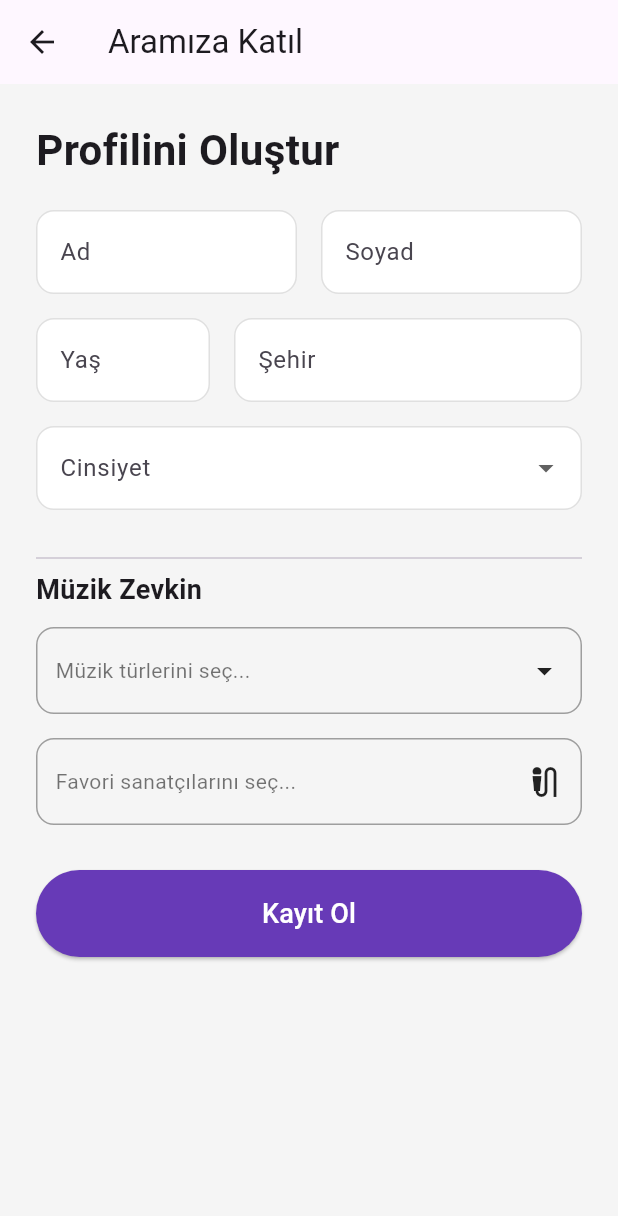
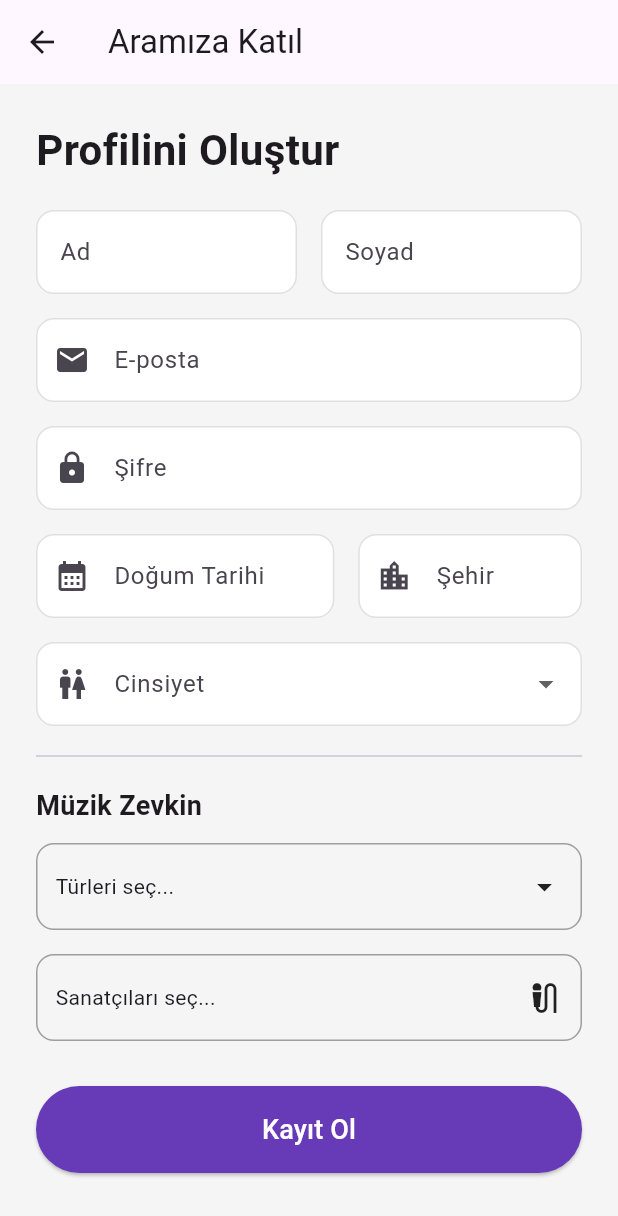
Before and after one commit to kaannarslan/tunematch, a Flutter app: the screen it shows after launch, after a tap on "Giriş Yap", after a tap on "Kayıt Ol", on a phone screen of 412 x 824 dp. Shown: the top 1216 px of the screen. Run offline on Flutter 3.47's test engine with Material 3 defaults, Android fonts, the phone set to English and light mode, and no system bars; our stand-ins replace flutter_card_swiper.

Commit message:
UI backende bağlandı

```diff
--- a/04_UI/flutter_application_1/lib/data/mock_data.dart
+++ b/04_UI/flutter_application_1/lib/data/mock_data.dart
@@ -6,7 +6,7 @@ final List<UserProfile> mockUsers = [
     id: '1',
     firstName: 'Melis',
     lastName: 'Yılmaz',
-    age: 24,
+    birthDate: '1999-05-20',
     city: 'İstanbul',
     gender: 'Kadın',
     favoriteGenres: ['Indie Rock', 'Alternatif'],
@@ -18,7 +18,7 @@ final List<UserProfile> mockUsers = [
     id: '2',
     firstName: 'Can',
     lastName: 'Demir',
-    age: 27,
+    birthDate: '1996-11-14',
     city: 'Ankara',
     gender: 'Erkek',
     favoriteGenres: ['Techno', 'Deep House'],
@@ -30,7 +30,7 @@ final List<UserProfile> mockUsers = [
     id: '3',
     firstName: 'Zeynep',
     lastName: 'Kaya',
-    age: 22,
+    birthDate: '2001-02-10',
     city: 'İzmir',
     gender: 'Kadın',
     favoriteGenres: ['Pop', 'R&B'],
--- a/04_UI/flutter_application_1/lib/screens/login_screen.dart
+++ b/04_UI/flutter_application_1/lib/screens/login_screen.dart
@@ -1,4 +1,5 @@
 import 'package:flutter/material.dart';
+import '../services/api_service.dart';
 import 'match_screen.dart';
 import 'register_screen.dart';
 
@@ -13,16 +14,35 @@ class _LoginScreenState extends State<LoginScreen> {
   final _formKey = GlobalKey<FormState>();
   final TextEditingController _emailController = TextEditingController();
   final TextEditingController _passwordController = TextEditingController();
+  bool _isLoading = false;
 
-  void _login() {
+  void _login() async {
     if (_formKey.currentState!.validate()) {
-      // BURASI İLERİDE DATABASE BAĞLANTISI OLACAK YER
-      // Şimdilik sadece format doğruysa giriş yapılmış sayıyoruz.
+      setState(() => _isLoading = true);
+
+      // Backend'e istek atıyoruz
+      final result = await ApiService.login(
+        _emailController.text,
+        _passwordController.text,
+      );
+
+      setState(() => _isLoading = false);
+
+      if (result['success']) {
+        // Giriş Başarılı
+        debugPrint("Giriş yapan kullanıcı verisi: ${result['data']}");
 
         Navigator.pushReplacement(
           context,
           MaterialPageRoute(builder: (context) => const MatchScreen()),
         );
+      } else {
+        // Hata Mesajı
+        ScaffoldMessenger.of(context).showSnackBar(
+          SnackBar(
+              content: Text(result['message']), backgroundColor: Colors.red),
+        );
+      }
     }
   }
 
@@ -38,81 +58,55 @@ class _LoginScreenState extends State<LoginScreen> {
               mainAxisAlignment: MainAxisAlignment.center,
               crossAxisAlignment: CrossAxisAlignment.stretch,
               children: [
-                const Text(
-                  "Tekrar Hoşgeldin,",
-                  style: TextStyle(fontSize: 32, fontWeight: FontWeight.bold),
-                ),
-                const Text(
-                  "Müzik ruhun gıdasıdır, hadi içeri girelim.",
-                  style: TextStyle(fontSize: 16, color: Colors.grey),
-                ),
+                const Text("Tekrar Hoşgeldin,",
+                    style:
+                        TextStyle(fontSize: 32, fontWeight: FontWeight.bold)),
                 const SizedBox(height: 40),
-
-                // Email Alanı
                 TextFormField(
                   controller: _emailController,
                   keyboardType: TextInputType.emailAddress,
                   decoration: const InputDecoration(
                       labelText: "E-posta",
                       prefixIcon: Icon(Icons.email_outlined),
-                    border: OutlineInputBorder(),
-                  ),
-                  validator: (value) {
-                    if (value == null || value.isEmpty)
-                      return 'Lütfen e-posta giriniz';
-                    if (!value.contains('@'))
-                      return 'Geçerli bir e-posta giriniz';
-                    return null;
-                  },
+                      border: OutlineInputBorder()),
+                  validator: (v) => (v == null || !v.contains('@'))
+                      ? 'Geçerli e-posta giriniz'
+                      : null,
                 ),
                 const SizedBox(height: 16),
-
-                // Şifre Alanı
                 TextFormField(
                   controller: _passwordController,
                   obscureText: true,
                   decoration: const InputDecoration(
                       labelText: "Şifre",
                       prefixIcon: Icon(Icons.lock_outline),
-                    border: OutlineInputBorder(),
-                  ),
-                  validator: (value) {
-                    if (value == null || value.length < 6)
-                      return 'Şifre en az 6 karakter olmalı';
-                    return null;
-                  },
+                      border: OutlineInputBorder()),
+                  validator: (v) => (v == null || v.length < 6)
+                      ? 'Şifre en az 6 karakter olmalı'
+                      : null,
                 ),
                 const SizedBox(height: 24),
-
-                // Giriş Butonu
                 ElevatedButton(
-                  onPressed: _login,
+                  onPressed: _isLoading ? null : _login,
                   style: ElevatedButton.styleFrom(
                     backgroundColor: Colors.deepPurple,
                     foregroundColor: Colors.white,
                     padding: const EdgeInsets.symmetric(vertical: 16),
-                    shape: RoundedRectangleBorder(
-                      borderRadius: BorderRadius.circular(12),
                   ),
-                  ),
-                  child:
-                      const Text("Giriş Yap", style: TextStyle(fontSize: 18)),
+                  child: _isLoading
+                      ? const CircularProgressIndicator(color: Colors.white)
+                      : const Text("Giriş Yap", style: TextStyle(fontSize: 18)),
                 ),
                 const SizedBox(height: 16),
-
-                // Kayıt Ol Yönlendirmesi
                 Row(
                   mainAxisAlignment: MainAxisAlignment.center,
                   children: [
                     const Text("Hesabın yok mu?"),
                     TextButton(
-                      onPressed: () {
-                        Navigator.push(
+                      onPressed: () => Navigator.push(
                           context,
                           MaterialPageRoute(
-                              builder: (context) => const RegisterScreen()),
-                        );
-                      },
+                              builder: (context) => const RegisterScreen())),
                       child: const Text("Kayıt Ol"),
                     ),
                   ],
--- a/04_UI/flutter_application_1/lib/screens/register_screen.dart
+++ b/04_UI/flutter_application_1/lib/screens/register_screen.dart
@@ -1,4 +1,5 @@
 import 'package:flutter/material.dart';
+import '../services/api_service.dart';
 import 'match_screen.dart';
 
 class RegisterScreen extends StatefulWidget {
@@ -11,19 +12,22 @@ class RegisterScreen extends StatefulWidget {
 class _RegisterScreenState extends State<RegisterScreen> {
   final _formKey = GlobalKey<FormState>();
 
+  // Controllerlar
   final _firstNameController = TextEditingController();
   final _lastNameController = TextEditingController();
-  final _ageController = TextEditingController();
+  final _emailController = TextEditingController(); // Eklendi
+  final _passwordController = TextEditingController(); // Eklendi
+  final _birthDateController = TextEditingController();
   final _cityController = TextEditingController();
 
+  // Seçimler
   String? _selectedGender;
   final List<String> _genders = ['Kadın', 'Erkek', 'Belirtmek İstemiyorum'];
-
-  // --- SEÇİLENLERİ TUTACAK LİSTELER ---
   List<String> _selectedGenres = [];
   List<String> _selectedArtists = [];
+  bool _isLoading = false;
 
-  // --- ÖRNEK VERİ HAVUZU (Gerçekte API'den gelebilir) ---
+  // Veri Havuzları
   final List<String> _allGenres = [
     'Rock',
     'Pop',
@@ -36,7 +40,6 @@ class _RegisterScreenState extends State<RegisterScreen> {
     'R&B',
     'Arabesk'
   ];
-
   final List<String> _allArtists = [
     'The Weeknd',
     'Arctic Monkeys',
@@ -45,21 +48,40 @@ class _RegisterScreenState extends State<RegisterScreen> {
     'Taylor Swift',
     'Duman',
     'Ezhel',
-    'Metallica',
-    'Tarkan',
-    'Daft Punk'
+    'Metallica'
   ];
 
-  // --- ÇOKLU SEÇİM PENCERESİ FONKSİYONU ---
+  // --- TARİH SEÇİCİ (Manuel Formatlama ile) ---
+  Future<void> _selectDate(BuildContext context) async {
+    final DateTime? picked = await showDialog(
+      context: context,
+      builder: (context) {
+        return DatePickerDialog(
+          initialDate: DateTime(2000),
+          firstDate: DateTime(1950),
+          lastDate: DateTime.now(),
+        );
+      },
+    );
+
+    if (picked != null) {
+      // YYYY-MM-DD Formatı (intl paketi olmadan)
+      String formattedDate =
+          "${picked.year}-${picked.month.toString().padLeft(2, '0')}-${picked.day.toString().padLeft(2, '0')}";
+      setState(() {
+        _birthDateController.text = formattedDate;
+      });
+    }
+  }
+
+  // --- ÇOKLU SEÇİM PENCERESİ ---
   void _showMultiSelectDialog(String title, List<String> items,
       List<String> selectedItems, Function(List<String>) onConfirm) async {
-    final List<String> tempSelected = List.from(selectedItems); // Geçici liste
-
+    final List<String> tempSelected = List.from(selectedItems);
     await showDialog(
       context: context,
       builder: (BuildContext context) {
         return StatefulBuilder(
-          // Dialog içinde state değişimi için gerekli
           builder: (context, setState) {
             return AlertDialog(
               title: Text("$title Seç"),
@@ -77,11 +99,10 @@ class _RegisterScreenState extends State<RegisterScreen> {
                       activeColor: Colors.deepPurple,
                       onChanged: (bool? value) {
                         setState(() {
-                          if (value == true) {
+                          if (value == true)
                             tempSelected.add(item);
-                          } else {
+                          else
                             tempSelected.remove(item);
-                          }
                         });
                       },
                     );
@@ -91,15 +112,13 @@ class _RegisterScreenState extends State<RegisterScreen> {
               actions: [
                 TextButton(
                     child: const Text("İptal"),
-                  onPressed: () => Navigator.pop(context),
-                ),
+                    onPressed: () => Navigator.pop(context)),
                 ElevatedButton(
                     child: const Text("Kaydet"),
                     onPressed: () {
-                    onConfirm(tempSelected); // Seçimleri ana ekrana gönder
+                      onConfirm(tempSelected);
                       Navigator.pop(context);
-                  },
-                ),
+                    }),
               ],
             );
           },
@@ -108,22 +127,42 @@ class _RegisterScreenState extends State<RegisterScreen> {
     );
   }
 
-  void _register() {
+  void _register() async {
     if (_formKey.currentState!.validate()) {
       if (_selectedGenres.isEmpty || _selectedArtists.isEmpty) {
         ScaffoldMessenger.of(context).showSnackBar(
-          const SnackBar(
-              content: Text("Lütfen en az bir müzik türü ve sanatçı seçin.")),
-        );
+            const SnackBar(content: Text("Lütfen müzik zevkinizi seçin.")));
         return;
       }
 
-      // Kayıt başarılı
+      setState(() => _isLoading = true);
+
+      final userData = {
+        "name": _firstNameController.text,
+        "surname": _lastNameController.text,
+        "email": _emailController.text,
+        "password": _passwordController.text,
+        "birth_date": _birthDateController.text, // YYYY-MM-DD
+        "sex": _selectedGender,
+        "city": _cityController.text,
+        // Not: Genre ve Artist backend'e şu an gönderilmiyor, backend güncellenince buraya eklenecek
+      };
+
+      final result = await ApiService.register(userData);
+
+      setState(() => _isLoading = false);
+
+      if (result['success']) {
+        ScaffoldMessenger.of(context)
+            .showSnackBar(const SnackBar(content: Text("Kayıt Başarılı!")));
         Navigator.pushAndRemoveUntil(
             context,
             MaterialPageRoute(builder: (context) => const MatchScreen()),
-        (route) => false,
-      );
+            (route) => false);
+      } else {
+        ScaffoldMessenger.of(context).showSnackBar(SnackBar(
+            content: Text(result['message']), backgroundColor: Colors.red));
+      }
     }
   }
 
@@ -144,7 +183,7 @@ class _RegisterScreenState extends State<RegisterScreen> {
                         TextStyle(fontSize: 28, fontWeight: FontWeight.bold)),
                 const SizedBox(height: 20),
 
-                // Ad - Soyad
+                // AD - SOYAD
                 Row(
                   children: [
                     Expanded(
@@ -165,53 +204,81 @@ class _RegisterScreenState extends State<RegisterScreen> {
                 ),
                 const SizedBox(height: 16),
 
-                // Yaş - Şehir
+                // EMAIL - ŞİFRE
+                TextFormField(
+                    controller: _emailController,
+                    decoration: const InputDecoration(
+                        labelText: "E-posta",
+                        prefixIcon: Icon(Icons.email),
+                        border: OutlineInputBorder()),
+                    validator: (v) => v!.isEmpty ? "Zorunlu" : null),
+                const SizedBox(height: 16),
+                TextFormField(
+                    controller: _passwordController,
+                    obscureText: true,
+                    decoration: const InputDecoration(
+                        labelText: "Şifre",
+                        prefixIcon: Icon(Icons.lock),
+                        border: OutlineInputBorder()),
+                    validator: (v) =>
+                        v!.length < 6 ? "En az 6 karakter" : null),
+                const SizedBox(height: 16),
+
+                // TARİH - ŞEHİR
                 Row(
                   children: [
                     Expanded(
+                        flex: 4,
                         child: TextFormField(
-                            controller: _ageController,
-                            keyboardType: TextInputType.number,
+                            controller: _birthDateController,
+                            readOnly: true,
+                            onTap: () => _selectDate(context),
                             decoration: const InputDecoration(
-                                labelText: "Yaş", border: OutlineInputBorder()),
+                                labelText: "Doğum Tarihi",
+                                prefixIcon: Icon(Icons.calendar_month),
+                                border: OutlineInputBorder()),
                             validator: (v) => v!.isEmpty ? "Zorunlu" : null)),
                     const SizedBox(width: 16),
                     Expanded(
-                        flex: 2,
+                        flex: 3,
                         child: TextFormField(
                             controller: _cityController,
                             decoration: const InputDecoration(
                                 labelText: "Şehir",
+                                prefixIcon: Icon(Icons.location_city),
                                 border: OutlineInputBorder()),
                             validator: (v) => v!.isEmpty ? "Zorunlu" : null)),
                   ],
                 ),
                 const SizedBox(height: 16),
 
-                // Cinsiyet
+                // CİNSİYET
                 DropdownButtonFormField<String>(
                   value: _selectedGender,
                   decoration: const InputDecoration(
-                      labelText: "Cinsiyet", border: OutlineInputBorder()),
+                      labelText: "Cinsiyet",
+                      prefixIcon: Icon(Icons.wc),
+                      border: OutlineInputBorder()),
                   items: _genders
                       .map((g) => DropdownMenuItem(value: g, child: Text(g)))
                       .toList(),
                   onChanged: (v) => setState(() => _selectedGender = v),
+                  validator: (v) => v == null ? "Seçiniz" : null,
                 ),
-                const SizedBox(height: 24),
 
-                const Divider(),
+                const Divider(height: 40),
                 const Text("Müzik Zevkin",
                     style:
                         TextStyle(fontSize: 18, fontWeight: FontWeight.bold)),
                 const SizedBox(height: 12),
 
-                // --- MÜZİK TÜRÜ SEÇİM ALANI ---
+                // TÜR SEÇİMİ
                 InkWell(
                   onTap: () => _showMultiSelectDialog(
-                      "Müzik Türü", _allGenres, _selectedGenres, (list) {
-                    setState(() => _selectedGenres = list);
-                  }),
+                      "Müzik Türü",
+                      _allGenres,
+                      _selectedGenres,
+                      (list) => setState(() => _selectedGenres = list)),
                   child: Container(
                     padding: const EdgeInsets.symmetric(
                         horizontal: 12, vertical: 16),
@@ -222,14 +289,11 @@ class _RegisterScreenState extends State<RegisterScreen> {
                       mainAxisAlignment: MainAxisAlignment.spaceBetween,
                       children: [
                         Expanded(
-                          child: _selectedGenres.isEmpty
-                              ? const Text("Müzik türlerini seç...",
-                                  style: TextStyle(color: Colors.black54))
-                              : Text(_selectedGenres.join(", "),
-                                  style: const TextStyle(
-                                      fontWeight: FontWeight.bold),
-                                  overflow: TextOverflow.ellipsis),
-                        ),
+                            child: Text(
+                                _selectedGenres.isEmpty
+                                    ? "Türleri seç..."
+                                    : _selectedGenres.join(", "),
+                                overflow: TextOverflow.ellipsis)),
                         const Icon(Icons.arrow_drop_down),
                       ],
                     ),
@@ -237,12 +301,13 @@ class _RegisterScreenState extends State<RegisterScreen> {
                 ),
                 const SizedBox(height: 16),
 
-                // --- SANATÇI SEÇİM ALANI ---
+                // SANATÇI SEÇİMİ
                 InkWell(
                   onTap: () => _showMultiSelectDialog(
-                      "Sanatçı", _allArtists, _selectedArtists, (list) {
-                    setState(() => _selectedArtists = list);
-                  }),
+                      "Sanatçı",
+                      _allArtists,
+                      _selectedArtists,
+                      (list) => setState(() => _selectedArtists = list)),
                   child: Container(
                     padding: const EdgeInsets.symmetric(
                         horizontal: 12, vertical: 16),
@@ -253,14 +318,11 @@ class _RegisterScreenState extends State<RegisterScreen> {
                       mainAxisAlignment: MainAxisAlignment.spaceBetween,
                       children: [
                         Expanded(
-                          child: _selectedArtists.isEmpty
-                              ? const Text("Favori sanatçılarını seç...",
-                                  style: TextStyle(color: Colors.black54))
-                              : Text(_selectedArtists.join(", "),
-                                  style: const TextStyle(
-                                      fontWeight: FontWeight.bold),
-                                  overflow: TextOverflow.ellipsis),
-                        ),
+                            child: Text(
+                                _selectedArtists.isEmpty
+                                    ? "Sanatçıları seç..."
+                                    : _selectedArtists.join(", "),
+                                overflow: TextOverflow.ellipsis)),
                         const Icon(Icons.mic_external_on),
                       ],
                     ),
@@ -269,12 +331,13 @@ class _RegisterScreenState extends State<RegisterScreen> {
 
                 const SizedBox(height: 30),
                 ElevatedButton(
-                  onPressed: _register,
+                  onPressed: _isLoading ? null : _register,
                   style: ElevatedButton.styleFrom(
                       backgroundColor: Colors.deepPurple,
-                    padding: const EdgeInsets.symmetric(vertical: 16),
-                  ),
-                  child: const Text("Kayıt Ol",
+                      padding: const EdgeInsets.symmetric(vertical: 16)),
+                  child: _isLoading
+                      ? const CircularProgressIndicator(color: Colors.white)
+                      : const Text("Kayıt Ol",
                           style: TextStyle(fontSize: 18, color: Colors.white)),
                 ),
               ],
--- a/04_UI/flutter_application_1/pubspec.yaml
+++ b/04_UI/flutter_application_1/pubspec.yaml
@@ -34,6 +34,7 @@ dependencies:
   # The following adds the Cupertino Icons font to your application.
   # Use with the CupertinoIcons class for iOS style icons.
   cupertino_icons: ^1.0.8
+  http: ^1.2.0  # Veya güncel sürüm
   flutter_card_swiper: ^7.0.0
 
 dev_dependencies:
```
Also changed, not shown: 04_UI/flutter_application_1/lib/main.dart (+5 -9 lines), 04_UI/flutter_application_1/lib/models/user_profile.dart (+24 -6 lines), 04_UI/flutter_application_1/lib/screens/match_screen.dart (+12 -49 lines), 04_UI/flutter_application_1/lib/services/api_service.dart (added, +64 -0 lines), 04_UI/flutter_application_1/lib/widgets/profile_card.dart (+21 -15 lines), 04_UI/flutter_application_1/pubspec.lock, 2 other files. Lines whose indentation alone changed are shown as unchanged.
